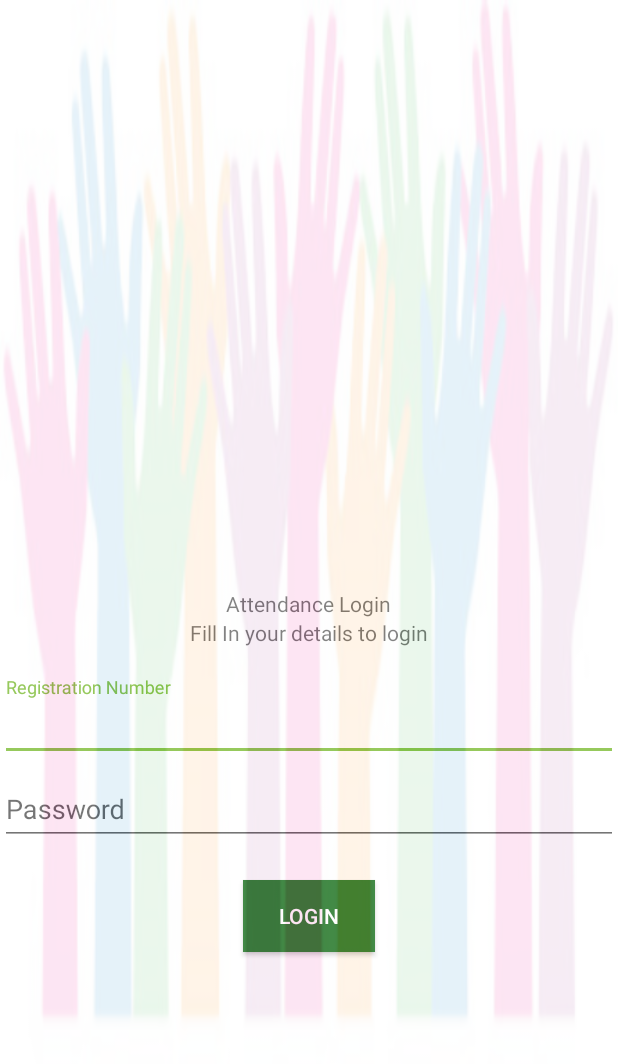
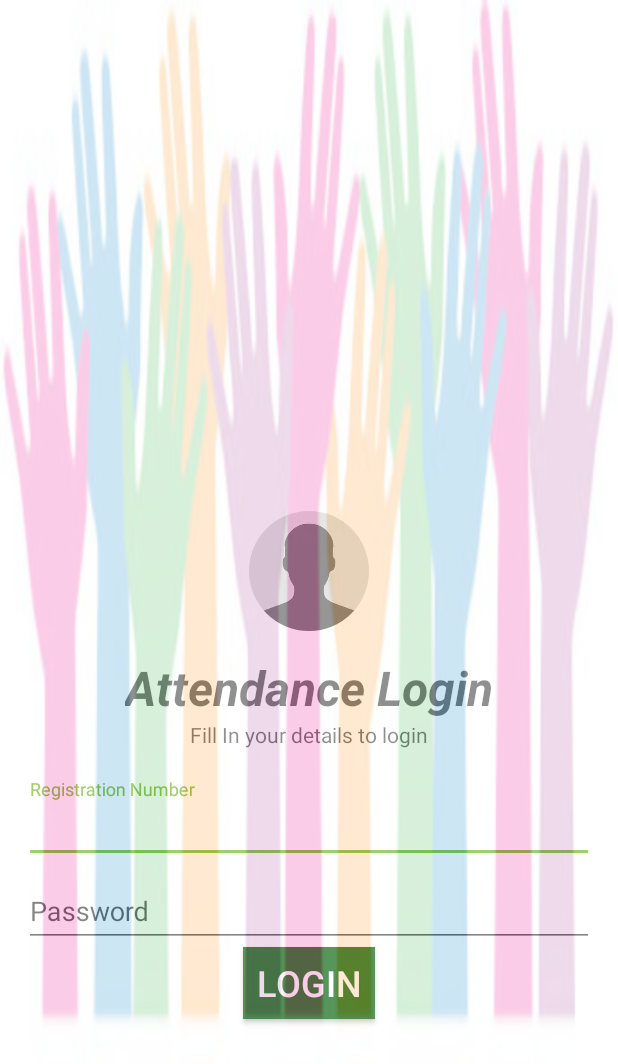
Before and after one commit to jokewarrior/myProject, an Android app: the screen it shows after launch (LoginActivity), after a tap on "LOGIN", on a phone screen of 412 x 824 dp. Shown: the top 1064 px of the screen. Run offline under Robolectric (Android 15) with nearby library versions, the phone set to English and light mode, and no system bars; our stand-ins replace CircleImageView; libraries missing offline, so code that uses them is left out: me.dm7.barcodescanner; 2 statements that could not run were skipped.

Commit message:
new stuff

```diff
--- a/app/src/main/java/com/example/joseph/webapp/LocalDb.java
+++ b/app/src/main/java/com/example/joseph/webapp/LocalDb.java
@@ -26,7 +26,7 @@ public class LocalDb {
 
         SharedPreferences.Editor spe = localStore.edit();
         spe.putInt("id",user.id);
-        spe.putInt("phone",user.phone);
+        spe.putString("phone",user.phone);
         spe.putString("name",user.name);
         spe.putString("regNo",user.regNo);
         spe.putString("id",user.password);
@@ -41,7 +41,7 @@ public class LocalDb {
         String password = localStore.getString("password","");
         String regNo = localStore.getString("regNo","");
         int id = localStore.getInt("id",-1);
-        int phone = localStore.getInt("phone",-1);
+        String phone = localStore.getString("phone","");
 
         User alreadyStoredUser = new User(id,name,phone,regNo,password);
         return alreadyStoredUser;
--- a/app/src/main/java/com/example/joseph/webapp/LoginActivity.java
+++ b/app/src/main/java/com/example/joseph/webapp/LoginActivity.java
@@ -25,6 +25,8 @@ import java.net.MalformedURLException;
 import java.net.URL;
 import java.net.URLEncoder;
 
+import static android.R.attr.id;
+import static android.R.attr.name;
 import static com.example.joseph.webapp.R.drawable.email;
 
 public class LoginActivity extends AppCompatActivity implements View.OnClickListener{
@@ -40,6 +42,7 @@ public class LoginActivity extends AppCompatActivity implements View.OnClickList
         super.onCreate(savedInstanceState);
         setContentView(R.layout.activity_login);
 
+        localDb = new LocalDb(this);
 
         regNo = (EditText) findViewById(R.id.regNo);
         password = (EditText) findViewById(R.id.password);
@@ -74,7 +77,8 @@ public class LoginActivity extends AppCompatActivity implements View.OnClickList
         String fetch_url, JSON_STRING;
         @Override
         protected void onPreExecute() {
-            fetch_url = "http://10.12.1.48/my_project/android/get_user.php";
+            //fetch_url = "http://192.168.43.196/my_project/android/get_user.php";
+            fetch_url = "http://www.peacosentertainment.com/get_user.php";
         }
 
         @Override
@@ -141,7 +145,7 @@ public class LoginActivity extends AppCompatActivity implements View.OnClickList
 
             try {
 
-                Toast.makeText(getApplicationContext(), result, Toast.LENGTH_LONG).show();
+                //Toast.makeText(getApplicationContext(), result, Toast.LENGTH_LONG).show();
 
                 if(result != "" && result != null){
 
@@ -153,26 +157,27 @@ public class LoginActivity extends AppCompatActivity implements View.OnClickList
 
                     Boolean status = Boolean.valueOf(neededUserDetails.getString("status"));
 
-
+                    //Toast.makeText(getApplicationContext(), status.toString(), Toast.LENGTH_LONG).show();
 
                     if(status){
 
+                        //Toast.makeText(getApplicationContext(), "ghyuu", Toast.LENGTH_LONG).show();
 
                         String name = neededUserDetails.getString("Name");
-                        int phone = neededUserDetails.getInt("Phone");
                         String rn = neededUserDetails.getString("RegNo");
                         String pw = neededUserDetails.getString("Password");
 
 
                         int id = Integer.parseInt(neededUserDetails.getString("id"));
+                        String phone = neededUserDetails.getString("Phone");
 
 
                         User user = new User(id,name,phone,rn,pw);
 
-                        //logUserIn(user);
+                        logUserIn(user);
 //
 //
-                        Toast.makeText(getApplicationContext(), "Yes, User Found!", Toast.LENGTH_LONG).show();
+                        //Toast.makeText(getApplicationContext(), name, Toast.LENGTH_LONG).show();
 //
                     }
                     else{
@@ -202,9 +207,9 @@ public class LoginActivity extends AppCompatActivity implements View.OnClickList
 
         localDb.storeUser(user);
         localDb.logUserIn(true);
-        //Toast.makeText(getApplicationContext(), "Yes", Toast.LENGTH_LONG).show();
-//        Intent i = new Intent(this,MainActivity.class);
-//        startActivity(i);
+        Toast.makeText(getApplicationContext(), "Yes", Toast.LENGTH_LONG).show();
+        Intent i = new Intent(this,MainActivity.class);
+        startActivity(i);
 
     }
 
--- a/app/src/main/java/com/example/joseph/webapp/User.java
+++ b/app/src/main/java/com/example/joseph/webapp/User.java
@@ -6,9 +6,9 @@ package com.example.joseph.webapp;
 
 public class User {
 
-    int id,phone;
-    String name,regNo,password;
-    public User(int id, String name, int phone, String regNo, String password){
+    int id;
+    String name,regNo,password,phone;
+    public User(int id, String name, String phone, String regNo, String password){
 
         this.id = id;
         this.name = name;
--- a/app/src/main/res/layout/activity_login.xml
+++ b/app/src/main/res/layout/activity_login.xml
@@ -16,7 +16,7 @@
     <RelativeLayout
         android:layout_width="match_parent"
         android:layout_height="match_parent"
-        android:alpha="0.9"
+        android:alpha="0.8"
         android:background="@color/cardview_light_background">
 
         <LinearLayout
@@ -26,12 +26,21 @@
             android:orientation="vertical"
             android:id="@+id/linear_layout"
             android:layout_marginBottom="20dp" >
+            <de.hdodenhof.circleimageview.CircleImageView
+                android:layout_width="80dp"
+                android:layout_height="80dp"
+                android:id="@+id/prof_img"
+                android:layout_gravity="center_horizontal"
+                android:layout_margin="@dimen/activity_horizontal_margin"
+                android:src="@drawable/prof_photo"/>
 
             <TextView
                 android:layout_width="wrap_content"
                 android:layout_height="wrap_content"
                 android:text="Attendance Login"
                 android:id="@+id/login_title"
+                android:textSize="32sp"
+                android:textStyle="bold|italic"
                 android:layout_gravity="center"/>
 
             <TextView
@@ -48,6 +57,8 @@
                 android:layout_height="wrap_content"
                 android:id="@+id/regInput"
                 android:layout_below="@+id/linear_layout"
+                android:layout_marginRight="@dimen/activity_horizontal_margin"
+                android:layout_marginLeft="@dimen/activity_horizontal_margin"
                 android:layout_centerHorizontal="true">
 
                 <EditText
@@ -65,6 +76,8 @@
             android:layout_height="wrap_content"
             android:id="@+id/passwordInput_layout"
             android:layout_below="@+id/regInput"
+            android:layout_marginRight="@dimen/activity_horizontal_margin"
+            android:layout_marginLeft="@dimen/activity_horizontal_margin"
             android:layout_centerHorizontal="true">
 
             <EditText
@@ -82,11 +95,11 @@
             android:layout_width="wrap_content"
             android:layout_height="wrap_content"
             android:text="Login"
+            android:textSize="24sp"
             android:layout_below="@+id/passwordInput_layout"
             android:background="@color/colorPrimary"
             android:textColor="@color/cardview_light_background"
-            android:layout_centerHorizontal="true"
-            android:layout_marginTop="23dp"/>
+            android:layout_centerHorizontal="true" />
 
 
     </RelativeLayout>
```
Also changed, not shown: app/src/main/java/com/example/joseph/webapp/MainActivity.java (+11 -0 lines).
